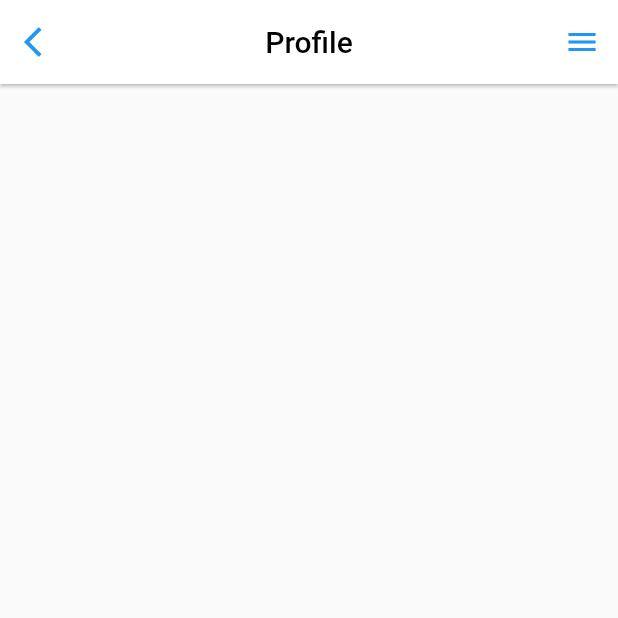
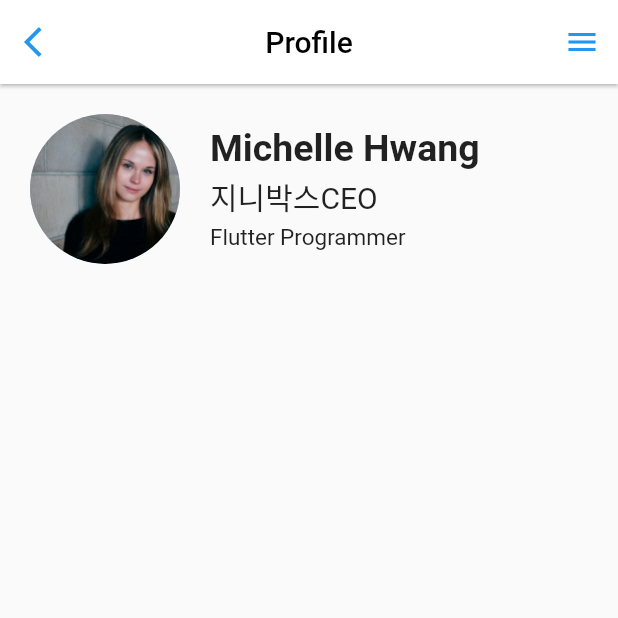
Before and after one commit to Michellehwang001/ui_profile, a Flutter app: the screen it shows after launch, on a phone screen of 412 x 824 dp, the top half of it. Run offline on Flutter 3.47's test engine with Material 2 defaults, Android fonts, the phone set to English and light mode, and no system bars.

Commit message:
Header완성

```diff
--- a/lib/components/profile_header.dart
+++ b/lib/components/profile_header.dart
@@ -7,19 +7,50 @@ class ProfileHeader extends StatelessWidget {
   Widget build(BuildContext context) {
     return Row(
       children: [
-        const SizedBox(width: 20,),
+        const SizedBox(
+          width: 20,
+        ),
         _buildHeaderAvatar(),
-        const SizedBox(width: 20,),
+        const SizedBox(
+          width: 20,
+        ),
         _buildHeaderProfile(),
       ],
     );
   }
 
   Widget _buildHeaderAvatar() {
-    return SizedBox();
+    return const SizedBox(
+      width: 100,
+      height: 100,
+      child: CircleAvatar(
+        backgroundImage: AssetImage('assets/profile.png'),
+      ),
+    );
   }
 
   Widget _buildHeaderProfile() {
-    return SizedBox();
+    return Column(
+      crossAxisAlignment: CrossAxisAlignment.start,
+      children: const [
+        Text(
+          'Michelle Hwang',
+          style: TextStyle(
+            fontSize: 25,
+            fontWeight: FontWeight.w700,
+          ),
+        ),
+        SizedBox(height: 3,),
+        Text(
+          '지니박스CEO',
+          style: TextStyle(fontSize: 20),
+        ),
+        SizedBox(height: 3,),
+        Text(
+          'Flutter Programmer',
+          style: TextStyle(fontSize: 15),
+        ),
+      ],
+    );
   }
 }
```
